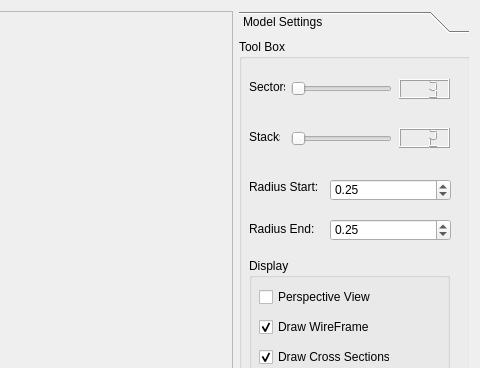
GraphicsEmpire/GeneralCylinderModeler, file MainWindow.ui: the form before one commit; both pictures show x 355 to 835 and y 0 to 368 of the 835 by 552 pixel window.
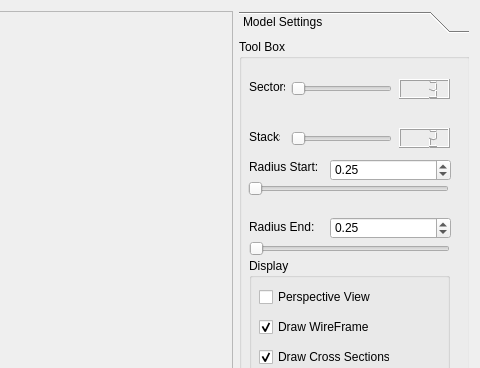
The form after the commit.

```diff
--- a/MainWindow.ui
+++ b/MainWindow.ui
@@ -133,7 +133,7 @@
         <property name="geometry">
          <rect>
           <x>10</x>
-          <y>140</y>
+          <y>120</y>
           <width>71</width>
           <height>16</height>
          </rect>
@@ -146,7 +146,7 @@
         <property name="geometry">
          <rect>
           <x>91</x>
-          <y>140</y>
+          <y>120</y>
           <width>121</width>
           <height>22</height>
          </rect>
@@ -245,7 +245,7 @@
         <property name="geometry">
          <rect>
           <x>10</x>
-          <y>182</y>
+          <y>180</y>
           <width>71</width>
           <height>16</height>
          </rect>
@@ -258,7 +258,7 @@
         <property name="geometry">
          <rect>
           <x>91</x>
-          <y>180</y>
+          <y>178</y>
           <width>121</width>
           <height>22</height>
          </rect>
@@ -367,6 +367,32 @@
          <string>Close Curve</string>
         </property>
        </widget>
+       <widget class="QSlider" name="sliderRadiusStart">
+        <property name="geometry">
+         <rect>
+          <x>9</x>
+          <y>140</y>
+          <width>201</width>
+          <height>20</height>
+         </rect>
+        </property>
+        <property name="orientation">
+         <enum>Qt::Horizontal</enum>
+        </property>
+       </widget>
+       <widget class="QSlider" name="sliderRadiusEnd">
+        <property name="geometry">
+         <rect>
+          <x>10</x>
+          <y>200</y>
+          <width>201</width>
+          <height>19</height>
+         </rect>
+        </property>
+        <property name="orientation">
+         <enum>Qt::Horizontal</enum>
+        </property>
+       </widget>
       </widget>
      </widget>
      <widget class="QWidget" name="tsExport">
```
Left out of the diff: 4 changed lines with no effect on the pictures.
